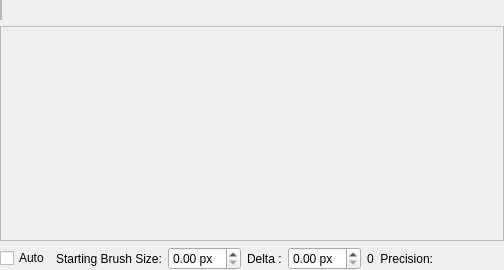
KDE/krita, file plugins/paintops/libpaintop/forms/wdgbrushchooser.ui: the form before one commit.
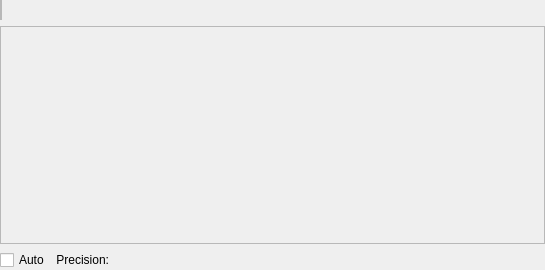
The form after the commit. Custom widgets are drawn as their Qt base class.

Commit message: Rewrite "Auto Precision" option

```diff
--- a/plugins/paintops/libpaintop/forms/wdgbrushchooser.ui
+++ b/plugins/paintops/libpaintop/forms/wdgbrushchooser.ui
@@ -6,7 +6,7 @@
    <rect>
     <x>0</x>
     <y>0</y>
-    <width>504</width>
+    <width>545</width>
     <height>270</height>
    </rect>
   </property>
@@ -89,53 +89,6 @@
        </property>
       </widget>
      </item>
-     <item>
-      <widget class="QLabel" name="label">
-       <property name="toolTip">
-        <string>Use to set the size from which the Automatic Precision Setting should begin. The Precision will remain 5 before this value.</string>
-       </property>
-       <property name="text">
-        <string>Starting Brush Size:</string>
-       </property>
-      </widget>
-     </item>
-     <item>
-      <widget class="KisDoubleParseSpinBox" name="sizeToStartFromSpinBox">
-       <property name="suffix">
-        <string> px</string>
-       </property>
-      </widget>
-     </item>
-     <item>
-      <widget class="QLabel" name="label_2">
-       <property name="sizePolicy">
-        <sizepolicy hsizetype="Fixed" vsizetype="Preferred">
-         <horstretch>0</horstretch>
-         <verstretch>0</verstretch>
-        </sizepolicy>
-       </property>
-       <property name="toolTip">
-        <string>This determines every interval after which the precision should change. For example: if the delta value is set to be 15.00, after every 15 pts change in the size of brush, the precision will change.</string>
-       </property>
-       <property name="text">
-        <string>Delta :</string>
-       </property>
-      </widget>
-     </item>
-     <item>
-      <widget class="KisDoubleParseSpinBox" name="deltaValueSpinBox">
-       <property name="suffix">
-        <string> px</string>
-       </property>
-      </widget>
-     </item>
-     <item>
-      <widget class="QLabel" name="lblPrecisionValue">
-       <property name="text">
-        <string>0</string>
-       </property>
-      </widget>
-     </item>
      <item>
       <widget class="QLabel" name="lblPrecision">
        <property name="sizePolicy">
@@ -167,11 +120,6 @@
   </layout>
  </widget>
  <customwidgets>
-  <customwidget>
-   <class>KisDoubleParseSpinBox</class>
-   <extends>QDoubleSpinBox</extends>
-   <header>kis_double_parse_spin_box.h</header>
-  </customwidget>
   <customwidget>
    <class>KisSliderSpinBox</class>
    <extends>QWidget</extends>
```
The commit also changes 7 other files.
